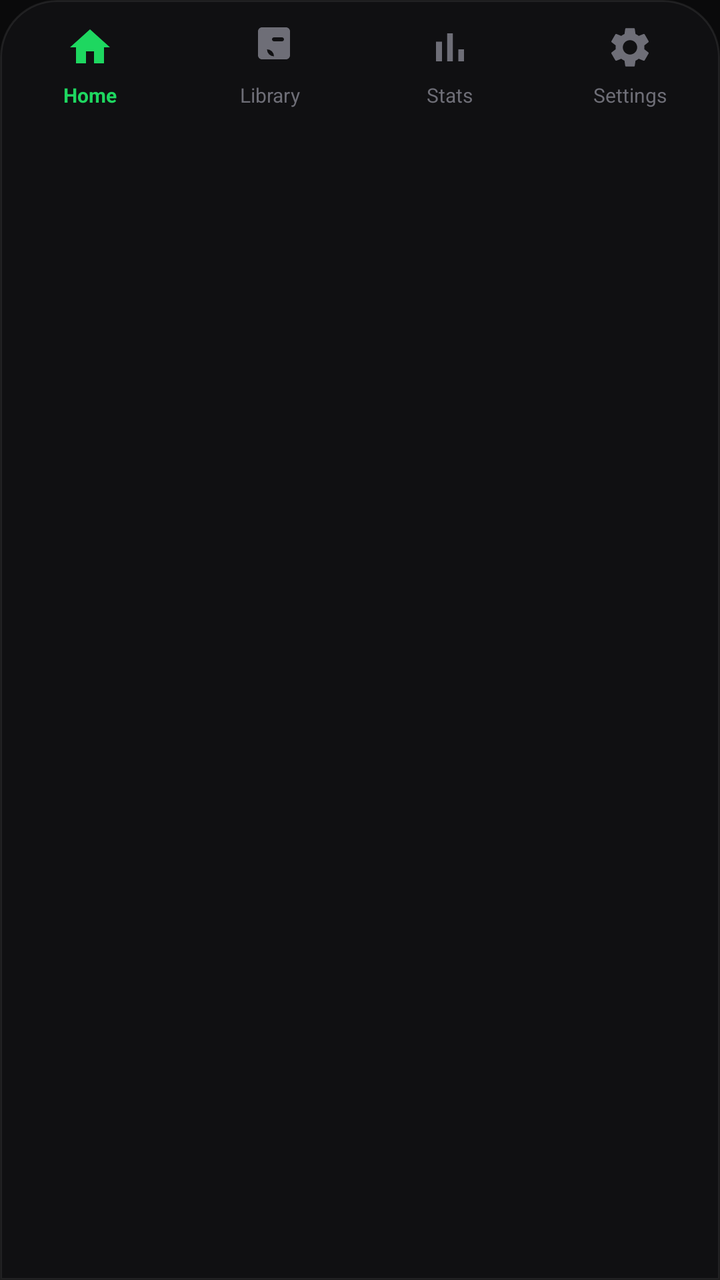
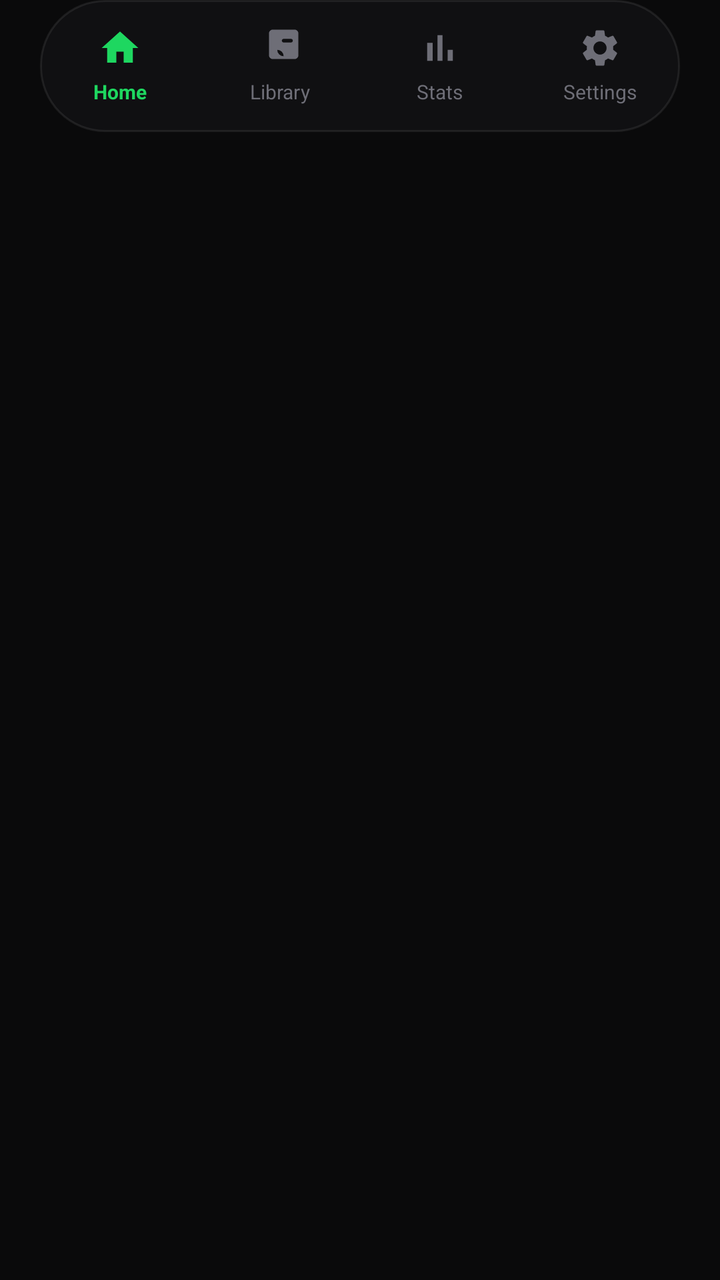

Compare the two renders of this Android layout. The source of the first and the diff that turns it into the second are given below.
<!-- AndroidManifest.xml: application theme Theme.Rhythmix -->
<!-- res/layout/layout_bottom_nav.xml -->
<?xml version="1.0" encoding="utf-8"?>
<LinearLayout
    xmlns:android="http://schemas.android.com/apk/res/android"
    xmlns:app="http://schemas.android.com/apk/res-auto"
    android:id="@+id/bottom_nav_container"
    android:layout_width="match_parent"
    android:layout_height="wrap_content"
    android:background="@drawable/bg_nav"
    android:orientation="vertical"
    android:paddingBottom="4dp"
    android:elevation="16dp">

    
    <include
        android:id="@+id/mini_player"
        layout="@layout/layout_mini_player"
        android:layout_width="match_parent"
        android:layout_height="wrap_content"
        android:layout_marginHorizontal="12dp"
        android:layout_marginTop="12dp"
        android:visibility="gone" />

    
    <LinearLayout
        android:layout_width="match_parent"
        android:layout_height="66dp"
        android:orientation="horizontal"
        android:gravity="center">

        <LinearLayout android:id="@+id/nav_home"
            android:layout_width="0dp" android:layout_height="match_parent" android:layout_weight="1"
            android:orientation="vertical" android:gravity="center" android:clickable="true" android:focusable="true"
            android:background="?android:attr/selectableItemBackgroundBorderless">
            <ImageView android:id="@+id/nav_home_icon"
                android:layout_width="24dp" android:layout_height="24dp"
                android:src="@drawable/ic_home" app:tint="@color/nav_active" />
            <TextView android:id="@+id/nav_home_label"
                android:layout_width="wrap_content" android:layout_height="wrap_content"
                android:text="Home" android:textSize="10sp" android:textColor="@color/nav_active"
                android:layout_marginTop="5dp" android:textStyle="bold"/>
        </LinearLayout>

        <LinearLayout android:id="@+id/nav_library"
            android:layout_width="0dp" android:layout_height="match_parent" android:layout_weight="1"
            android:orientation="vertical" android:gravity="center" android:clickable="true" android:focusable="true"
            android:background="?android:attr/selectableItemBackgroundBorderless">
            <ImageView android:id="@+id/nav_library_icon"
                android:layout_width="24dp" android:layout_height="24dp"
                android:src="@drawable/ic_library" app:tint="@color/nav_inactive" />
            <TextView android:id="@+id/nav_library_label"
                android:layout_width="wrap_content" android:layout_height="wrap_content"
                android:text="Library" android:textSize="10sp" android:textColor="@color/nav_inactive"
                android:layout_marginTop="5dp"/>
        </LinearLayout>

        <LinearLayout android:id="@+id/nav_analytics"
            android:layout_width="0dp" android:layout_height="match_parent" android:layout_weight="1"
            android:orientation="vertical" android:gravity="center" android:clickable="true" android:focusable="true"
            android:background="?android:attr/selectableItemBackgroundBorderless">
            <ImageView android:id="@+id/nav_analytics_icon"
                android:layout_width="24dp" android:layout_height="24dp"
                android:src="@drawable/ic_analytics" app:tint="@color/nav_inactive" />
            <TextView android:id="@+id/nav_analytics_label"
                android:layout_width="wrap_content" android:layout_height="wrap_content"
                android:text="Stats" android:textSize="10sp" android:textColor="@color/nav_inactive"
                android:layout_marginTop="5dp"/>
        </LinearLayout>

        <LinearLayout android:id="@+id/nav_settings"
            android:layout_width="0dp" android:layout_height="match_parent" android:layout_weight="1"
            android:orientation="vertical" android:gravity="center" android:clickable="true" android:focusable="true"
            android:background="?android:attr/selectableItemBackgroundBorderless">
            <ImageView android:id="@+id/nav_settings_icon"
                android:layout_width="24dp" android:layout_height="24dp"
                android:src="@drawable/ic_settings" app:tint="@color/nav_inactive" />
            <TextView android:id="@+id/nav_settings_label"
                android:layout_width="wrap_content" android:layout_height="wrap_content"
                android:text="Settings" android:textSize="10sp" android:textColor="@color/nav_inactive"
                android:layout_marginTop="5dp"/>
        </LinearLayout>

    </LinearLayout>
</LinearLayout>
<!-- res/layout/layout_mini_player.xml (included above) -->
<?xml version="1.0" encoding="utf-8"?>
<LinearLayout
    xmlns:android="http://schemas.android.com/apk/res/android"
    xmlns:app="http://schemas.android.com/apk/res-auto"
    android:layout_width="match_parent"
    android:layout_height="66dp"
    android:background="@drawable/bg_mini_player"
    android:orientation="horizontal"
    android:gravity="center_vertical"
    android:paddingHorizontal="12dp"
    android:clickable="true"
    android:focusable="true"
    android:foreground="?android:attr/selectableItemBackground"
    android:elevation="4dp">

    
    <FrameLayout
        android:id="@+id/mini_art_container"
        android:layout_width="46dp"
        android:layout_height="46dp"
        android:background="@drawable/bg_art"
        android:layout_marginEnd="12dp">
        <TextView
            android:id="@+id/mini_art_letter"
            android:layout_width="wrap_content"
            android:layout_height="wrap_content"
            android:layout_gravity="center"
            android:textSize="18sp"
            android:textStyle="bold"
            android:textColor="@color/white" />
    </FrameLayout>

    
    <LinearLayout
        android:layout_width="0dp"
        android:layout_height="wrap_content"
        android:layout_weight="1"
        android:orientation="vertical">
        <TextView
            android:id="@+id/tv_title"
            android:layout_width="match_parent"
            android:layout_height="wrap_content"
            android:textSize="13sp"
            android:textStyle="bold"
            android:textColor="@color/text_primary"
            android:maxLines="1"
            android:ellipsize="end" />
        <TextView
            android:id="@+id/tv_artist"
            android:layout_width="match_parent"
            android:layout_height="wrap_content"
            android:layout_marginTop="1dp"
            android:textSize="11sp"
            android:textColor="@color/text_secondary"
            android:maxLines="1"
            android:ellipsize="end" />
    </LinearLayout>

    
    <ImageButton
        android:id="@+id/btn_prev"
        android:layout_width="36dp"
        android:layout_height="36dp"
        android:src="@drawable/ic_skip_prev"
        android:background="@null"
        android:padding="6dp"
        app:tint="@color/text_secondary" />

    <ImageButton
        android:id="@+id/btn_play_pause"
        android:layout_width="42dp"
        android:layout_height="42dp"
        android:src="@drawable/ic_play"
        android:background="@drawable/bg_play_btn"
        android:padding="11dp"
        android:layout_marginHorizontal="4dp"
        app:tint="@color/accent_on" />

    <ImageButton
        android:id="@+id/btn_next"
        android:layout_width="36dp"
        android:layout_height="36dp"
        android:src="@drawable/ic_skip_next"
        android:background="@null"
        android:padding="6dp"
        app:tint="@color/text_secondary" />
</LinearLayout>
<!-- resources referenced by this layout -->
<resources>
  <color name="accent_on">#04140A</color>
  <color name="nav_active">#1ED760</color>
  <color name="nav_inactive">#6E6E77</color>
  <color name="text_primary">#FFFFFF</color>
  <color name="text_secondary">#A8A8AF</color>
  <color name="white">#FFFFFF</color>
  <!-- drawable bg_art (drawable) -->
  <?xml version="1.0" encoding="utf-8"?>
  <shape xmlns:android="http://schemas.android.com/apk/res/android">
      <gradient
          android:type="linear"
          android:angle="135"
          android:startColor="@color/elevated"
          android:endColor="@color/surface2" />
      <corners android:radius="22dp" />
      <stroke android:width="1dp" android:color="@color/surface_border" />
  </shape>
  <!-- drawable bg_mini_player (drawable) -->
  <?xml version="1.0" encoding="utf-8"?>
  <shape xmlns:android="http://schemas.android.com/apk/res/android">
      <solid android:color="@color/elevated" />
      <corners android:radius="20dp" />
      <stroke android:width="1dp" android:color="@color/surface_border" />
  </shape>
  <!-- drawable bg_nav (drawable) -->
  <?xml version="1.0" encoding="utf-8"?>
  <shape xmlns:android="http://schemas.android.com/apk/res/android">
      <solid android:color="@color/nav_bg" />
      <corners android:topLeftRadius="28dp" android:topRightRadius="28dp" />
      <stroke android:width="1dp" android:color="@color/hairline" />
  </shape>
  <!-- drawable bg_play_btn (drawable) -->
  <?xml version="1.0" encoding="utf-8"?>
  <shape xmlns:android="http://schemas.android.com/apk/res/android" android:shape="oval">
      <gradient
          android:type="linear"
          android:angle="135"
          android:startColor="@color/accent_light"
          android:endColor="@color/accent_dark" />
  </shape>
  <!-- drawable ic_analytics (drawable) -->
  <vector xmlns:android="http://schemas.android.com/apk/res/android" android:width="24dp" android:height="24dp" android:viewportWidth="24" android:viewportHeight="24">
    <path android:fillColor="#FFFFFF" android:pathData="M5,9.2h3V19H5zM10.6,5h2.8v14h-2.8zM16.2,13h2.8v6h-2.8z"/>
  </vector>
  <!-- drawable ic_home (drawable) -->
  <vector xmlns:android="http://schemas.android.com/apk/res/android" android:width="24dp" android:height="24dp" android:viewportWidth="24" android:viewportHeight="24">
    <path android:fillColor="#FFFFFF" android:pathData="M10,20v-6h4v6h5v-8h3L12,3 2,12h3v8z"/>
  </vector>
  <!-- drawable ic_play (drawable) -->
  <vector xmlns:android="http://schemas.android.com/apk/res/android" android:width="24dp" android:height="24dp" android:viewportWidth="24" android:viewportHeight="24">
      <path android:fillColor="#FFFFFF" android:pathData="M8,5v14l11,-7z"/>
  </vector>
  <!-- drawable ic_skip_next (drawable) -->
  <vector xmlns:android="http://schemas.android.com/apk/res/android" android:width="24dp" android:height="24dp" android:viewportWidth="24" android:viewportHeight="24">
    <path android:fillColor="#FFFFFF" android:pathData="M6,18l8.5,-6L6,6v12zM16,6v12h2V6h-2z"/>
  </vector>
  <!-- drawable ic_skip_prev (drawable) -->
  <vector xmlns:android="http://schemas.android.com/apk/res/android" android:width="24dp" android:height="24dp" android:viewportWidth="24" android:viewportHeight="24">
    <path android:fillColor="#FFFFFF" android:pathData="M6,6h2v12H6zm3.5,6l8.5,6V6z"/>
  </vector>
  <color name="elevated">#2B2B30</color>
  <color name="surface2">#212125</color>
  <color name="surface_border">#26FFFFFF</color>
  <color name="nav_bg">#101012</color>
  <color name="hairline">#14FFFFFF</color>
  <color name="accent_light">#3BE87A</color>
  <color name="accent_dark">#12A34A</color>
  <color name="accent">#1ED760</color>
  <color name="accent_dim">#17281D</color>
  <color name="violet">#A78BFA</color>
  <color name="black">#000000</color>
  <color name="surface">#161618</color>
  <color name="bg">#0A0A0B</color>
  <!-- unchanged entries left out for length: 4 -->
</resources>

<!-- the commit's change to res/layout/layout_bottom_nav.xml (unified diff, before → after) -->
@@ -5,10 +5,8 @@
     android:id="@+id/bottom_nav_container"
     android:layout_width="match_parent"
     android:layout_height="wrap_content"
-    android:background="@drawable/bg_nav"
-    android:orientation="vertical"
-    android:paddingBottom="4dp"
-    android:elevation="16dp">
+    android:background="@android:color/transparent"
+    android:orientation="vertical">
 
     
     <include
@@ -16,14 +14,18 @@
         layout="@layout/layout_mini_player"
         android:layout_width="match_parent"
         android:layout_height="wrap_content"
-        android:layout_marginHorizontal="12dp"
-        android:layout_marginTop="12dp"
+        android:layout_marginHorizontal="16dp"
+        android:layout_marginBottom="10dp"
         android:visibility="gone" />
 
     
     <LinearLayout
         android:layout_width="match_parent"
         android:layout_height="66dp"
+        android:layout_marginHorizontal="20dp"
+        android:layout_marginBottom="16dp"
+        android:background="@drawable/bg_nav_floating"
+        android:elevation="20dp"
         android:orientation="horizontal"
         android:gravity="center">
 
@@ -32,12 +34,12 @@
             android:orientation="vertical" android:gravity="center" android:clickable="true" android:focusable="true"
             android:background="?android:attr/selectableItemBackgroundBorderless">
             <ImageView android:id="@+id/nav_home_icon"
-                android:layout_width="24dp" android:layout_height="24dp"
+                android:layout_width="22dp" android:layout_height="22dp"
                 android:src="@drawable/ic_home" app:tint="@color/nav_active" />
             <TextView android:id="@+id/nav_home_label"
                 android:layout_width="wrap_content" android:layout_height="wrap_content"
                 android:text="Home" android:textSize="10sp" android:textColor="@color/nav_active"
-                android:layout_marginTop="5dp" android:textStyle="bold"/>
+                android:layout_marginTop="4dp" android:textStyle="bold"/>
         </LinearLayout>
 
         <LinearLayout android:id="@+id/nav_library"
@@ -45,12 +47,12 @@
             android:orientation="vertical" android:gravity="center" android:clickable="true" android:focusable="true"
             android:background="?android:attr/selectableItemBackgroundBorderless">
             <ImageView android:id="@+id/nav_library_icon"
-                android:layout_width="24dp" android:layout_height="24dp"
+                android:layout_width="22dp" android:layout_height="22dp"
                 android:src="@drawable/ic_library" app:tint="@color/nav_inactive" />
             <TextView android:id="@+id/nav_library_label"
                 android:layout_width="wrap_content" android:layout_height="wrap_content"
                 android:text="Library" android:textSize="10sp" android:textColor="@color/nav_inactive"
-                android:layout_marginTop="5dp"/>
+                android:layout_marginTop="4dp"/>
         </LinearLayout>
 
         <LinearLayout android:id="@+id/nav_analytics"
@@ -58,12 +60,12 @@
             android:orientation="vertical" android:gravity="center" android:clickable="true" android:focusable="true"
             android:background="?android:attr/selectableItemBackgroundBorderless">
             <ImageView android:id="@+id/nav_analytics_icon"
-                android:layout_width="24dp" android:layout_height="24dp"
+                android:layout_width="22dp" android:layout_height="22dp"
                 android:src="@drawable/ic_analytics" app:tint="@color/nav_inactive" />
             <TextView android:id="@+id/nav_analytics_label"
                 android:layout_width="wrap_content" android:layout_height="wrap_content"
                 android:text="Stats" android:textSize="10sp" android:textColor="@color/nav_inactive"
-                android:layout_marginTop="5dp"/>
+                android:layout_marginTop="4dp"/>
         </LinearLayout>
 
         <LinearLayout android:id="@+id/nav_settings"
@@ -71,12 +73,12 @@
             android:orientation="vertical" android:gravity="center" android:clickable="true" android:focusable="true"
             android:background="?android:attr/selectableItemBackgroundBorderless">
             <ImageView android:id="@+id/nav_settings_icon"
-                android:layout_width="24dp" android:layout_height="24dp"
+                android:layout_width="22dp" android:layout_height="22dp"
                 android:src="@drawable/ic_settings" app:tint="@color/nav_inactive" />
             <TextView android:id="@+id/nav_settings_label"
                 android:layout_width="wrap_content" android:layout_height="wrap_content"
                 android:text="Settings" android:textSize="10sp" android:textColor="@color/nav_inactive"
-                android:layout_marginTop="5dp"/>
+                android:layout_marginTop="4dp"/>
         </LinearLayout>
 
     </LinearLayout>
<!-- resource entries referenced after the edit -->
@@ -24,11 +24,11 @@
       <corners android:radius="20dp" />
       <stroke android:width="1dp" android:color="@color/surface_border" />
   </shape>
-  <!-- drawable bg_nav (drawable) -->
+  <!-- drawable bg_nav_floating (drawable) -->
   <?xml version="1.0" encoding="utf-8"?>
   <shape xmlns:android="http://schemas.android.com/apk/res/android">
       <solid android:color="@color/nav_bg" />
-      <corners android:topLeftRadius="28dp" android:topRightRadius="28dp" />
+      <corners android:radius="32dp" />
       <stroke android:width="1dp" android:color="@color/hairline" />
   </shape>
   <!-- drawable bg_play_btn (drawable) -->
